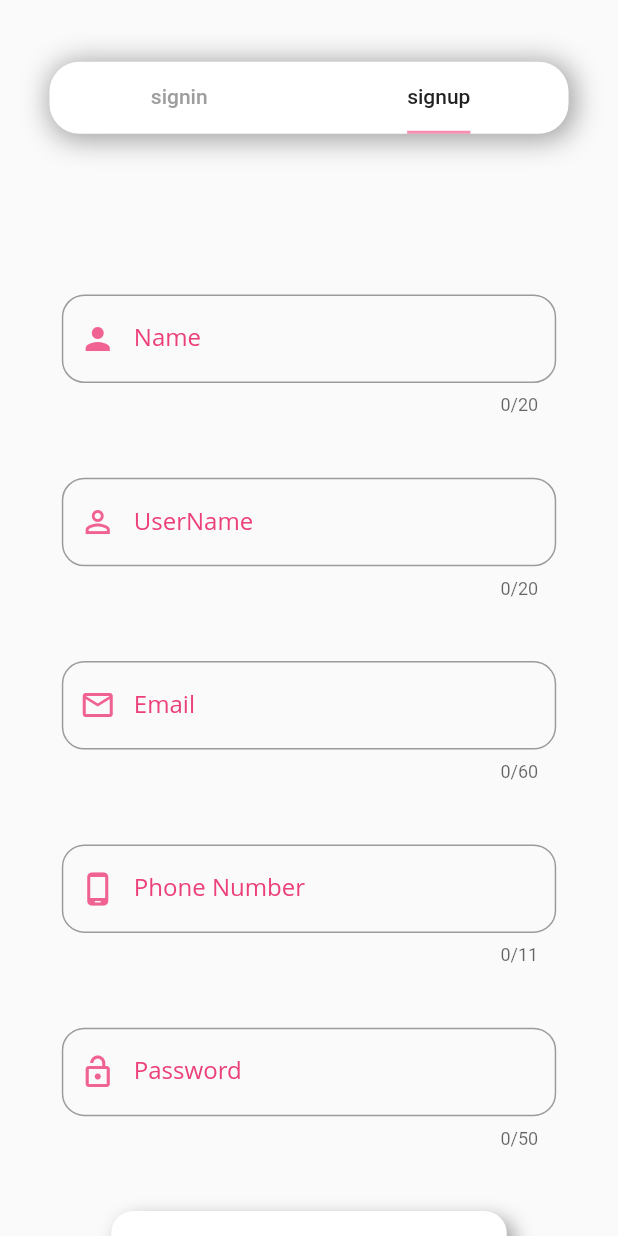
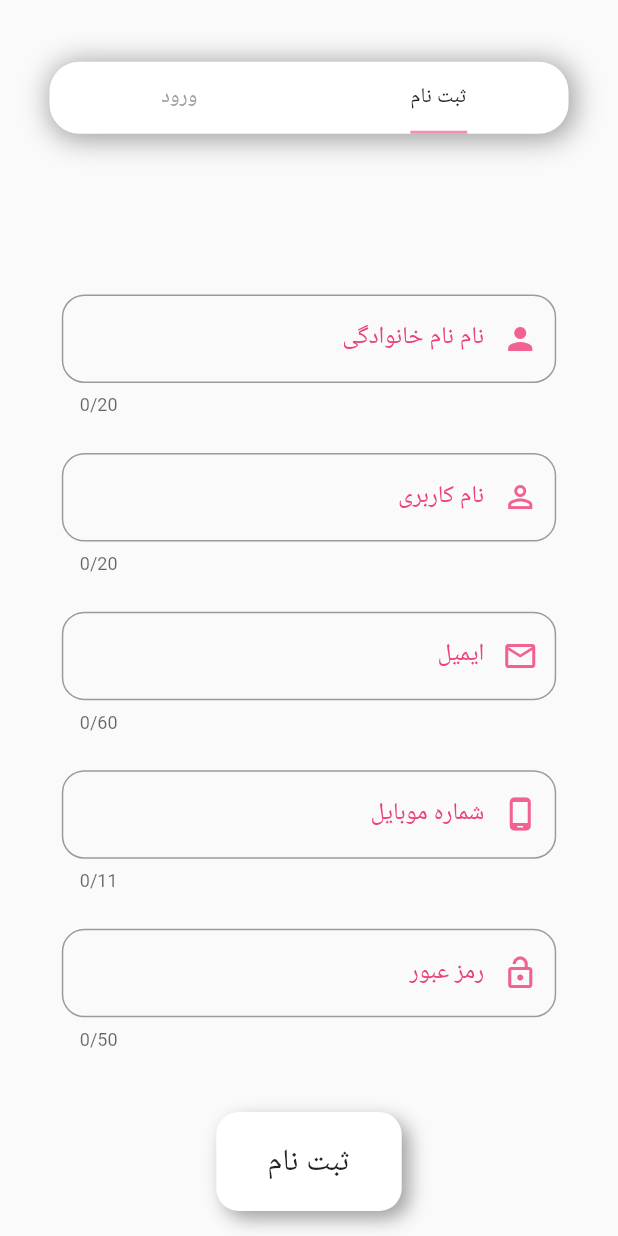
Before and after one commit to nimashahahmadian/SonayMobile, a Flutter app: the screen it shows after launch, tab 2 chosen, on a phone screen of 412 x 824 dp. Run offline on Flutter 3.47's test engine with Material 2 defaults, Android fonts, the phone set to English and light mode, and no system bars; our stand-ins replace animated_text_kit; Roboto replaces fonts that are missing (ir-sans).

```diff
--- a/lib/modules/signup.dart
+++ b/lib/modules/signup.dart
@@ -30,53 +30,62 @@ class _signupState extends State<signup> {
           SizedBox(
             height: he * .08,
           ),
-          fieldbuilder(wi, he, 'Name', namecont, 20,
+          fieldbuilder(wi, he, 'نام نام خانوادگی', namecont, 20,
               icon: Icons.person, inputtype: TextInputType.name),
           SizedBox(
-            height: he * .05,
+            height: he * .03,
           ),
-          fieldbuilder(wi, he, 'UserName', usernamecont, 20,
+          fieldbuilder(wi, he, 'نام کاربری', usernamecont, 20,
               icon: Icons.person_outline, inputtype: TextInputType.text),
           SizedBox(
-            height: he * .05,
+            height: he * .03,
           ),
-          fieldbuilder(wi, he, 'Email', emailcont, 60,
+          fieldbuilder(wi, he, 'ایمیل', emailcont, 60,
               icon: Icons.email_outlined,
               inputtype: TextInputType.emailAddress),
           SizedBox(
-            height: he * .05,
+            height: he * .03,
           ),
-          fieldbuilder(wi, he, 'Phone Number', phonecont, 11,
+          fieldbuilder(wi, he, 'شماره موبایل', phonecont, 11,
               icon: Icons.phone_android_outlined,
               inputtype: TextInputType.phone),
           SizedBox(
-            height: he * .05,
+            height: he * .03,
           ),
-          fieldbuilder(wi, he, 'Password', passcont, 50,
+          fieldbuilder(wi, he, 'رمز عبور', passcont, 50,
               icon: Icons.lock_open_outlined,
               inputtype: TextInputType.text,
               obscured: true),
           SizedBox(
             height: he * .05,
           ),
-          Container(
-            constraints: BoxConstraints(minHeight: he * .09, minWidth: wi * .3),
-            margin: EdgeInsets.symmetric(horizontal: wi * .18),
+          InkWell(
+            splashColor: Colors.transparent,
+            focusColor: Colors.transparent,
+            hoverColor: Colors.transparent,
+            onTap: () async {
+              print('tapped');
+
+              checker(context);
+            },
+            child: Container(
+              constraints:
+                  BoxConstraints(minHeight: he * .08, minWidth: wi * .085),
+              margin: EdgeInsets.symmetric(horizontal: wi * .35),
               decoration: BoxDecoration(
                   borderRadius: BorderRadius.circular(15),
                   color: Colors.white,
                   boxShadow: [
                     BoxShadow(
-                      color: Colors.grey, blurRadius: 10, offset: Offset(5, 5))
+                        color: Colors.grey,
+                        blurRadius: 10,
+                        offset: Offset(5, 5))
                   ]),
               child: Center(
-              child: InkWell(
-                onTap: () async {
-                  print('tapped');
-
-                  checker(context);
-                },
-                child: Text('Register'),
+                child: Text(
+                  'ثبت نام',
+                  style: TextStyle(fontFamily: 'ir-sans', fontSize: wi * .05),
+                ),
               ),
             ),
           ),
@@ -161,7 +170,9 @@ class _signupState extends State<signup> {
   Widget fieldbuilder(
       var wi, var he, String label, TextEditingController cont, int mxlength,
       {IconData? icon, TextInputType? inputtype, bool obscured = false}) {
-    return Container(
+    return Directionality(
+      textDirection: TextDirection.rtl,
+      child: Container(
         margin: EdgeInsets.symmetric(horizontal: wi * .1),
         child: TextField(
             maxLength: mxlength,
@@ -176,12 +187,13 @@ class _signupState extends State<signup> {
                   color: Colors.pink[300],
                 ),
                 labelStyle:
-                  TextStyle(color: Colors.pink[400], fontFamily: 'sans'),
+                    TextStyle(color: Colors.pink[400], fontFamily: 'ir-sans'),
                 label: Text(label),
                 focusedBorder:
                     OutlineInputBorder(borderRadius: BorderRadius.circular(15)),
-              border:
-                  OutlineInputBorder(borderRadius: BorderRadius.circular(15)))),
+                border: OutlineInputBorder(
+                    borderRadius: BorderRadius.circular(15)))),
+      ),
     );
   }
 }
--- a/lib/modules/signupin.dart
+++ b/lib/modules/signupin.dart
@@ -51,10 +51,10 @@ class _signupinState extends State<signupin>
                 indicatorColor: Colors.pink[200],
                 tabs: <Widget>[
                   Tab(
-                    child: Text('signin'),
+                    child: Text('ورود'),
                   ),
                   Tab(
-                    child: Text('signup'),
+                    child: Text('ثبت نام'),
                   )
                 ]),
           ),
```
Also changed, not shown: lib/modules/signin.dart (+38 -18 lines), lib/pages/mainScreen/mainScreen.dart (+13 -15 lines), 1 other file. Lines whose indentation alone changed are shown as unchanged.
